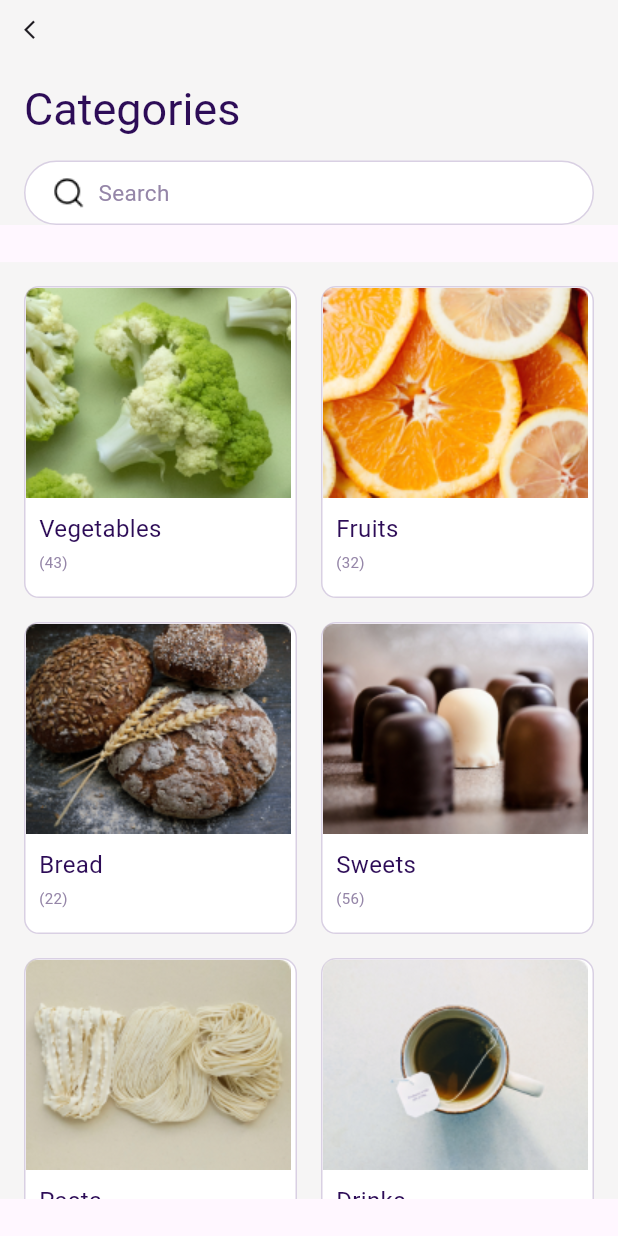
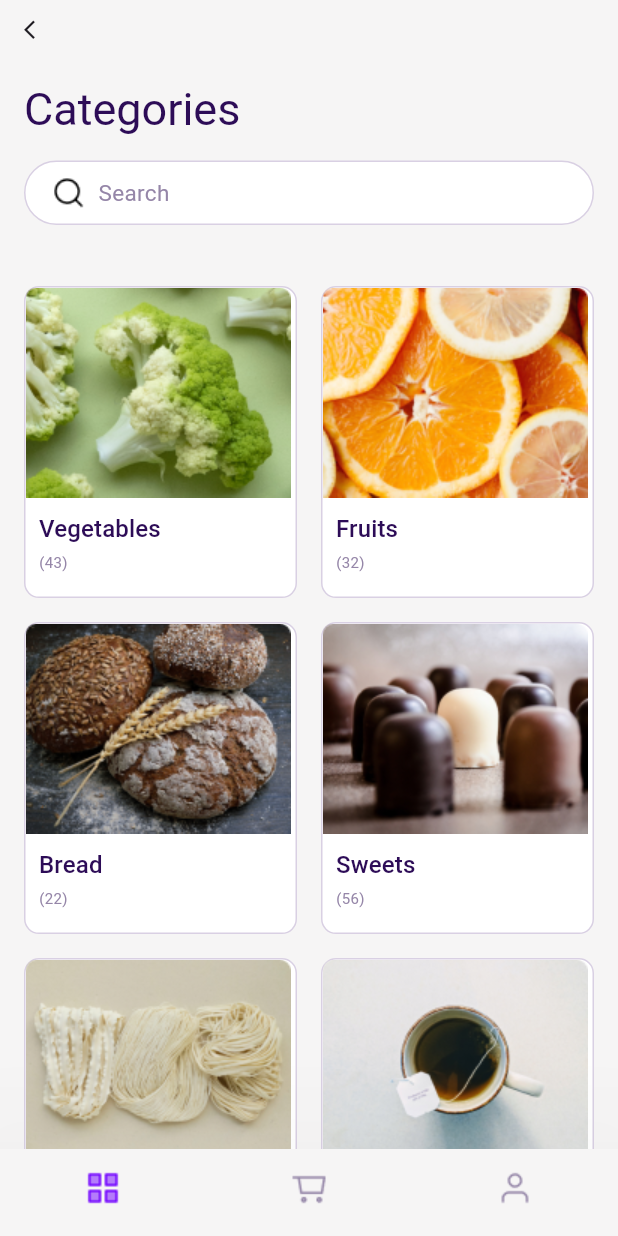
Before and after one commit to zhanchipovaap/usualDeliverShop, a Flutter app: the screen it shows after launch, on a phone screen of 412 x 824 dp. Run offline on Flutter 3.47's test engine with Material 2 defaults, Android fonts, the phone set to English and light mode, and no system bars; Roboto replaces fonts that are missing (SFproDisplayBold, SFproRegular).

Commit message:
end edit categories screen

```diff
--- a/justScreens/lib/main.dart
+++ b/justScreens/lib/main.dart
@@ -23,6 +23,11 @@ class MyApp extends StatelessWidget {
             fontFamily: 'SFproDisplayBold',
             fontSize: 30,
           ),
+          titleSmall: TextStyle(
+            color: Color(0xff2D0C57),
+            fontFamily: 'SFproDisplayBold',
+            fontSize: 16,
+          ),
           bodyMedium: TextStyle(
             color: Color(0xff9586A8),
             fontFamily: 'SFproRegular',
--- a/justScreens/lib/sceens/categories_screen.dart
+++ b/justScreens/lib/sceens/categories_screen.dart
@@ -25,10 +25,96 @@ class CategoriesScreen extends StatelessWidget {
     final theme = Theme.of(context);
     return Scaffold(
       body: NestedScrollView(
-            headerSliverBuilder:
-                (BuildContext context, bool innerBoxIsScrolled) {
+        headerSliverBuilder: (BuildContext context, bool innerBoxIsScrolled) {
           return <Widget>[
-                SliverAppBar(
+            const SearchWidget(title: "Categories"),
+          ];
+        },
+        body: Container(
+          padding:
+              EdgeInsets.only(top: MediaQuery.of(context).size.height * 0.03),
+          decoration: BoxDecoration(
+            color: theme.canvasColor,
+          ),
+          child: GridView.count(
+            crossAxisCount: 2,
+            padding: const EdgeInsets.all(16),
+            childAspectRatio: (7 / 8),
+            crossAxisSpacing: 16,
+            mainAxisSpacing: 16,
+            children: categoryList.map((CategoryIn value) {
+              return categoriesTile(value, theme);
+            }).toList(),
+          ),
+        ),
+      ),
+      bottomNavigationBar: BottomNavigationBar(
+        elevation: 100,
+        showSelectedLabels: false,
+        showUnselectedLabels: false,
+        items: [
+          BottomNavigationBarItem(icon: Image.asset('assets/images/tab_bar/grid.png'), label: "menu"),
+          BottomNavigationBarItem(
+              icon: Image.asset('assets/images/tab_bar/shopping-cart.png'), label: "shopping_cart"),
+          BottomNavigationBarItem(icon: Image.asset('assets/images/tab_bar/user.png'), label: "settings"),
+        ],
+      ),
+    );
+  }
+
+  Widget categoriesTile(CategoryIn category, ThemeData theme) {
+    return Container(
+      decoration: BoxDecoration(
+        color: Colors.white,
+        borderRadius: BorderRadius.circular(10),
+        border: Border.all(
+          color: theme.dividerColor,
+          width: 1,
+        ),
+      ),
+      child: Column(
+        crossAxisAlignment: CrossAxisAlignment.start,
+        children: [
+          Image.asset(category.pageImage),
+          Padding(
+            padding: const EdgeInsets.all(9),
+            child: Column(
+              crossAxisAlignment: CrossAxisAlignment.start,
+              children: [
+                Padding(
+                  padding: const EdgeInsets.only(bottom: 4),
+                  child: Text(
+                    category.name,
+                    style: theme.textTheme.titleSmall,
+                  ),
+                ),
+                Text(
+                  "(${category.count})",
+                  style: const TextStyle(
+                    fontSize: 10,
+                  ),
+                ),
+              ],
+            ),
+          )
+        ],
+      ),
+    );
+  }
+}
+
+class SearchWidget extends StatelessWidget {
+  const SearchWidget({
+    super.key,
+    required this.title,
+  });
+
+  final String title;
+
+  @override
+  Widget build(BuildContext context) {
+    final theme = Theme.of(context);
+    return SliverAppBar(
         pinned: true,
         title: Container(
           alignment: Alignment.centerLeft,
@@ -65,10 +151,9 @@ class CategoriesScreen extends StatelessWidget {
                     Padding(
                       padding: EdgeInsets.symmetric(
                           horizontal:
-                                          MediaQuery.of(context).size.height *
-                                              0.01),
-                                  child: Image.asset('assets/images/search.png',
-                                      height: 23),
+                              MediaQuery.of(context).size.height * 0.01),
+                      child:
+                          Image.asset('assets/images/search.png', height: 23),
                     ),
                     Text(
                       'Search',
@@ -79,71 +164,6 @@ class CategoriesScreen extends StatelessWidget {
               ),
             ],
           ),
-                    )),
-              ];
-            },
-            body: Padding(
-              padding: EdgeInsets.symmetric(
-                  vertical: MediaQuery.of(context).size.height * 0.03),
-              child: Container(
-                decoration: BoxDecoration(
-                  color: theme.canvasColor,
-                ),
-                child: GridView.count(
-                  crossAxisCount: 2,
-                  padding: const EdgeInsets.all(16),
-                  childAspectRatio: (7 / 8),
-                  crossAxisSpacing: 16,
-                  mainAxisSpacing: 16,
-                  children: categoryList.map((CategoryIn value) {
-                    return categoriesTile(value, theme);
-                  }).toList(),
-                ),
-              ),
-            )));
-  }
-
-  Widget categoriesTile(CategoryIn category, ThemeData theme) {
-    return Container(
-      decoration: BoxDecoration(
-        color: Colors.white,
-        borderRadius: BorderRadius.circular(10),
-        border: Border.all(
-          color: theme.dividerColor,
-          width: 1,
-        ),
-      ),
-      child: Column(
-        crossAxisAlignment: CrossAxisAlignment.start,
-        children: [
-          Image.asset(category.pageImage),
-          Padding(
-            padding: const EdgeInsets.all(9),
-            child: Column(
-              crossAxisAlignment: CrossAxisAlignment.start,
-              children: [
-                Padding(
-                  padding: const EdgeInsets.only(bottom: 4),
-                  child: Text(
-                    category.name,
-                    style: const TextStyle(
-                      color: Color(0xff2D0C57),
-                      fontFamily: 'SFproDisplayBold',
-                      fontSize: 16,
-                    ),
-                  ),
-                ),
-                Text(
-                  "(${category.count})",
-                  style: const TextStyle(
-                    fontSize: 10,
-                  ),
-                ),
-              ],
-            ),
-          )
-        ],
-      ),
-    );
+        ));
   }
 }
--- a/justScreens/pubspec.yaml
+++ b/justScreens/pubspec.yaml
@@ -47,6 +47,9 @@ flutter:
     - assets/images/categories/Pasta.png
     - assets/images/categories/Sweets.png
     - assets/images/categories/Vegetables.png
+    - assets/images/tab_bar/grid.png
+    - assets/images/tab_bar/shopping-cart.png
+    - assets/images/tab_bar/user.png
 
   fonts:
     - family: SFproDisplayBold
```
Also changed, not shown: justScreens/assets/images/tab_bar/grid.png (added), justScreens/assets/images/tab_bar/shopping-cart.png (added), justScreens/assets/images/tab_bar/user.png (added). Lines whose indentation alone changed are shown as unchanged.
